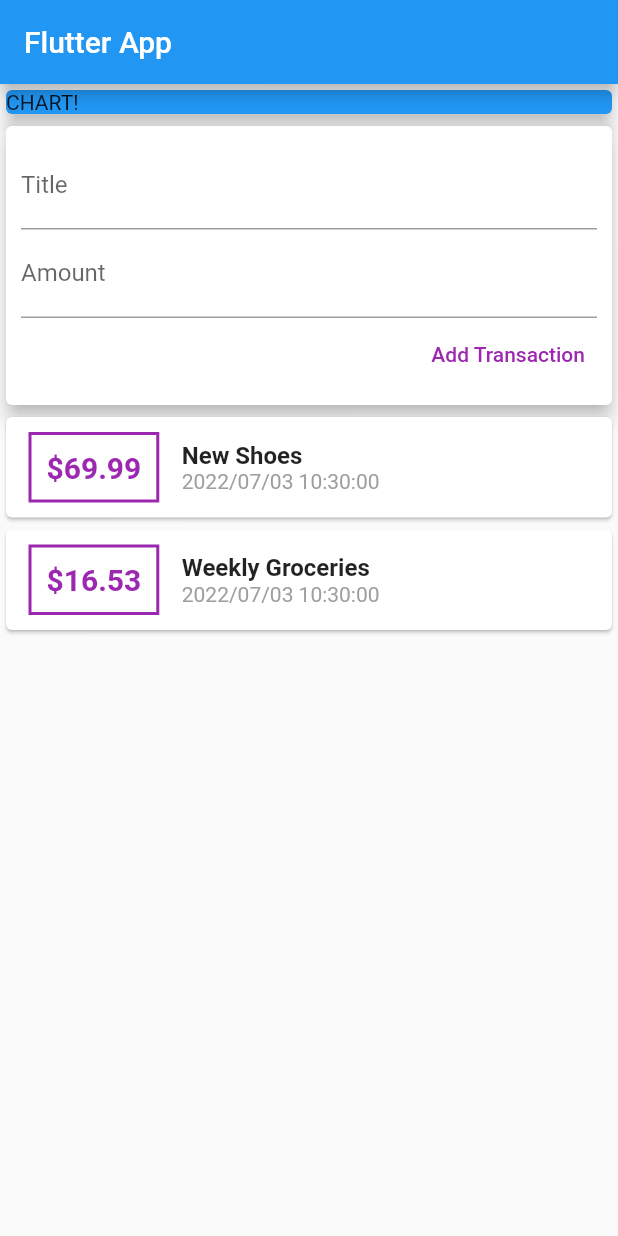
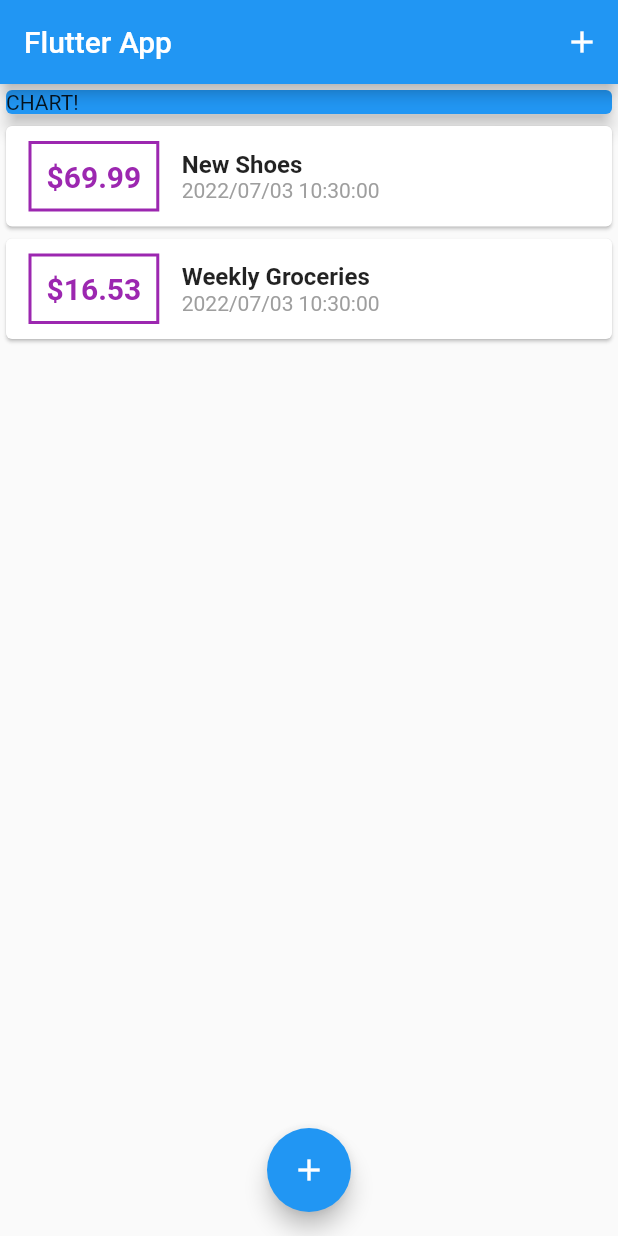
Before and after one commit to sanchoco/personal_expenses_app, a Flutter app: the screen it shows after launch, on a phone screen of 412 x 824 dp. Run offline on Flutter 3.47's test engine with Material 2 defaults, Android fonts, the phone set to English and light mode, and no system bars.

Commit message:
add add transaction pop

```diff
--- a/lib/main.dart
+++ b/lib/main.dart
@@ -1,6 +1,7 @@
 import 'package:flutter/material.dart';
 import 'package:flutter_complete_guide/models/transaction.dart';
-import 'package:flutter_complete_guide/widgets/user_transactions.dart';
+import 'package:flutter_complete_guide/widgets/new_transaction.dart';
+import 'package:flutter_complete_guide/widgets/transaction_list.dart';
 
 void main() => runApp(MyApp());
 
@@ -14,13 +15,53 @@ class MyApp extends StatelessWidget {
   }
 }
 
-class MyHomePage extends StatelessWidget {
-  final List<Transaction> transactions = [];
+class MyHomePage extends StatefulWidget {
+  @override
+  State<MyHomePage> createState() => _MyHomePageState();
+}
+
+class _MyHomePageState extends State<MyHomePage> {
+  final List<Transaction> _userTransactions = [
+    Transaction(id: 't1', title: 'New Shoes', amount: 69.99, date: DateTime.now()),
+    Transaction(id: 't2', title: 'Weekly Groceries', amount: 16.53, date: DateTime.now()),
+  ];
+  void _addNewTransaction(String txTitle, double txAmount) {
+    final newTx = Transaction(
+      id: DateTime.now().toString(),
+      title: txTitle,
+      amount: txAmount,
+      date: DateTime.now(),
+    );
+
+    setState(() {
+      _userTransactions.add(newTx);
+    });
+  }
+
+  void _startAddNewTransaction(BuildContext ctx) {
+    showModalBottomSheet(
+        context: ctx,
+        builder: (_) {
+          return GestureDetector(
+            onTap: () {},
+            child: NewTransaction(_addNewTransaction),
+            behavior: HitTestBehavior.opaque,
+          );
+        });
+  }
 
   @override
   Widget build(BuildContext context) {
     return Scaffold(
-      appBar: AppBar(title: Text('Flutter App')),
+      appBar: AppBar(
+        title: Text('Flutter App'),
+        actions: [
+          IconButton(
+            icon: Icon(Icons.add),
+            onPressed: () {},
+          )
+        ],
+      ),
       body: SingleChildScrollView(
         child: Column(
           // mainAxisAlignment: MainAxisAlignment.start,
@@ -34,10 +75,15 @@ class MyHomePage extends StatelessWidget {
                 width: double.infinity,
               ),
             ),
-            UserTransactions()
+            TransactionList(_userTransactions)
           ],
         ),
       ),
+      floatingActionButton: FloatingActionButton(
+        child: Icon(Icons.add),
+        onPressed: () => _startAddNewTransaction(context),
+      ),
+      floatingActionButtonLocation: FloatingActionButtonLocation.centerFloat,
     );
   }
 }
--- a/lib/widgets/transaction_list.dart
+++ b/lib/widgets/transaction_list.dart
@@ -8,7 +8,7 @@ class TransactionList extends StatelessWidget {
   @override
   Widget build(BuildContext context) {
     return Container(
-      height: 300,
+      height: 500,
       child: ListView.builder(
         itemBuilder: (ctx, index) {
           return Card(
@@ -20,7 +20,7 @@ class TransactionList extends StatelessWidget {
                   padding: EdgeInsets.all(10),
                   child: Text(
                     style: TextStyle(fontWeight: FontWeight.bold, fontSize: 20, color: Colors.purple),
-                    '\$${transactions[index].amount}',
+                    '\$${transactions[index].amount.toStringAsFixed(2)}',
                   ),
                 ),
                 Column(
--- a/lib/widgets/user_transactions.dart
+++ /dev/null
@@ -1,36 +0,0 @@
-import 'package:flutter/material.dart';
-import 'package:flutter_complete_guide/models/transaction.dart';
-import 'package:flutter_complete_guide/widgets/new_transaction.dart';
-import 'package:flutter_complete_guide/widgets/transaction_list.dart';
-
-class UserTransactions extends StatefulWidget {
-  @override
-  State<UserTransactions> createState() => _UserTransactionsState();
-}
-
-class _UserTransactionsState extends State<UserTransactions> {
-  final List<Transaction> _userTransactions = [
-    Transaction(id: 't1', title: 'New Shoes', amount: 69.99, date: DateTime.now()),
-    Transaction(id: 't2', title: 'Weekly Groceries', amount: 16.53, date: DateTime.now()),
-  ];
-  void _addNewTransaction(String txTitle, double txAmount) {
-    final newTx = Transaction(
-      id: DateTime.now().toString(),
-      title: txTitle,
-      amount: txAmount,
-      date: DateTime.now(),
-    );
-
-    setState(() {
-      _userTransactions.add(newTx);
-    });
-  }
-
-  @override
-  Widget build(BuildContext context) {
-    return Column(children: [
-      NewTransaction(_addNewTransaction),
-      TransactionList(_userTransactions),
-    ]);
-  }
-}
```
Also changed, not shown: lib/widgets/new_transaction.dart (+37 -9 lines).
